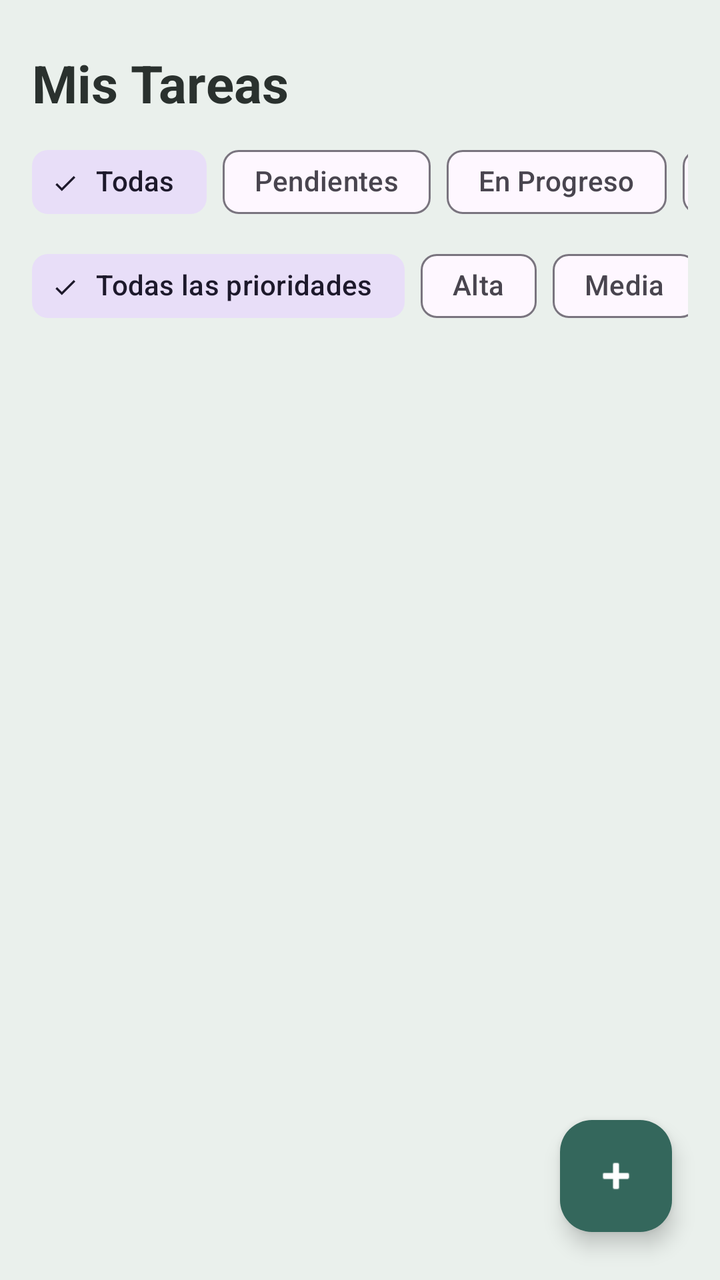
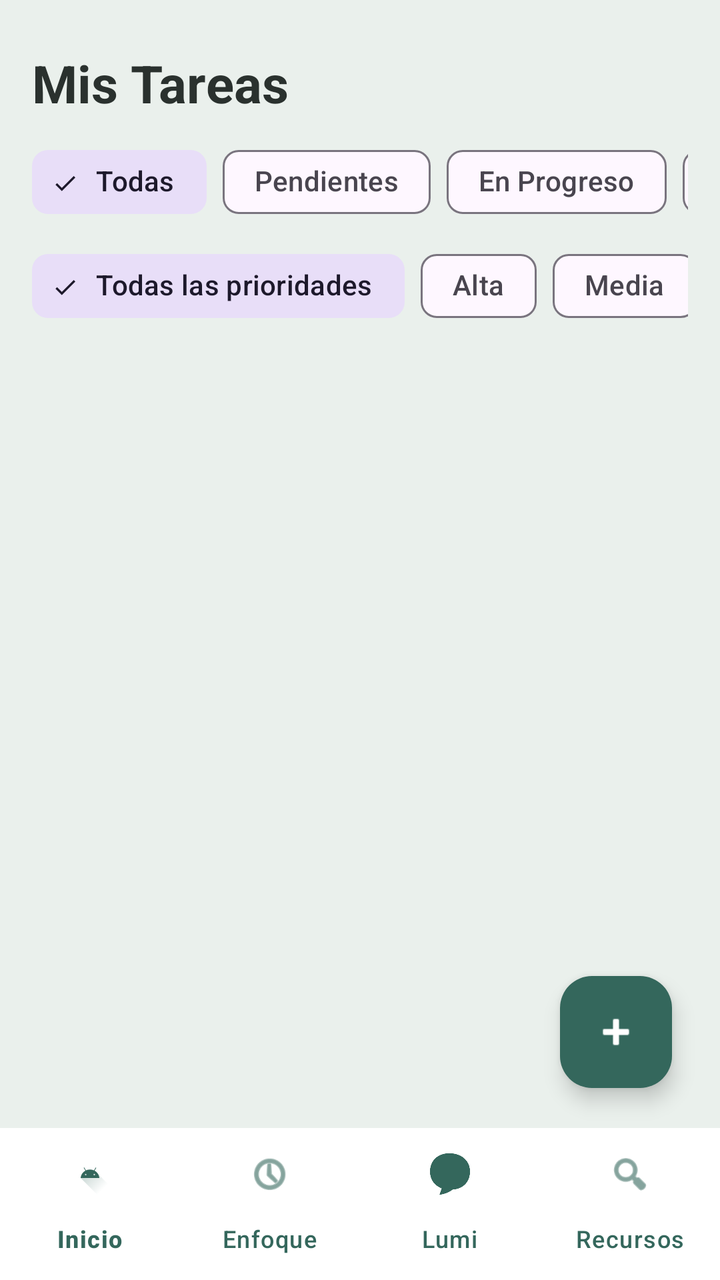

Two renders of the same Android screen: before a commit and after it. Below are the layout's source before the change and the commit's diff.
<!-- AndroidManifest.xml: application theme Theme.Clarity -->
<!-- res/layout/activity_tareas.xml -->
<?xml version="1.0" encoding="utf-8"?>
<androidx.coordinatorlayout.widget.CoordinatorLayout
    xmlns:android="http://schemas.android.com/apk/res/android"
    xmlns:app="http://schemas.android.com/apk/res-auto"
    android:layout_width="match_parent"
    android:layout_height="match_parent"
    android:background="@color/fondo_app">

    <LinearLayout
        android:layout_width="match_parent"
        android:layout_height="match_parent"
        android:orientation="vertical">

        

    <TextView
        android:id="@+id/tvHeaderTareas"
        android:layout_width="match_parent"
        android:layout_height="wrap_content"
        android:paddingHorizontal="16dp"
        android:paddingTop="24dp"
        android:paddingBottom="8dp"
        android:text="Mis Tareas"
        android:textColor="@color/gris_texto"
        android:textSize="26sp"
        android:textStyle="bold" />

    
    <HorizontalScrollView
        android:layout_width="match_parent"
        android:layout_height="wrap_content"
        android:scrollbars="none"
        android:paddingHorizontal="16dp"
        android:layout_marginBottom="4dp">

        <com.google.android.material.chip.ChipGroup
            android:id="@+id/chipGroupEstado"
            android:layout_width="wrap_content"
            android:layout_height="wrap_content"
            app:singleSelection="true">

        <com.google.android.material.chip.Chip
            android:id="@+id/chipEstadoTodas"
            style="@style/Widget.Material3.Chip.Filter"
            android:layout_width="wrap_content"
            android:layout_height="wrap_content"
            android:checked="true"
            android:text="Todas" />

        <com.google.android.material.chip.Chip
            android:id="@+id/chipEstadoPendiente"
            style="@style/Widget.Material3.Chip.Filter"
            android:layout_width="wrap_content"
            android:layout_height="wrap_content"
            android:text="Pendientes" />

            <com.google.android.material.chip.Chip
                android:id="@+id/chipEstadoEnProgreso"
                style="@style/Widget.Material3.Chip.Filter"
                android:layout_width="wrap_content"
                android:layout_height="wrap_content"
                android:text="En Progreso" />

            <com.google.android.material.chip.Chip
                android:id="@+id/chipEstadoCompletada"
                style="@style/Widget.Material3.Chip.Filter"
                android:layout_width="wrap_content"
                android:layout_height="wrap_content"
                android:text="Completadas" />

        </com.google.android.material.chip.ChipGroup>
    </HorizontalScrollView>


            <HorizontalScrollView
                android:layout_width="match_parent"
                android:layout_height="wrap_content"
                android:scrollbars="none"
                android:paddingHorizontal="16dp"
                android:layout_marginBottom="8dp">

               <com.google.android.material.chip.ChipGroup
                   android:id="@+id/chipGroupPrioridad"
                   android:layout_width="wrap_content"
                   android:layout_height="wrap_content"
                   app:singleSelection="true">

                <com.google.android.material.chip.Chip
                    android:id="@+id/chipPrioridadTodas"
                    style="@style/Widget.Material3.Chip.Filter"
                    android:layout_width="wrap_content"
                    android:layout_height="wrap_content"
                    android:checked="true"
                    android:text="Todas las prioridades" />

               <com.google.android.material.chip.Chip
                       android:id="@+id/chipPrioridadAlta"
                       style="@style/Widget.Material3.Chip.Filter"
                       android:layout_width="wrap_content"
                       android:layout_height="wrap_content"
                       android:text="Alta" />

                <com.google.android.material.chip.Chip
                    android:id="@+id/chipPrioridadMedia"
                    style="@style/Widget.Material3.Chip.Filter"
                    android:layout_width="wrap_content"
                    android:layout_height="wrap_content"
                    android:text="Media" />

                <com.google.android.material.chip.Chip
                    android:id="@+id/chipPrioridadBaja"
                    style="@style/Widget.Material3.Chip.Filter"
                    android:layout_width="wrap_content"
                    android:layout_height="wrap_content"
                    android:text="Baja" />
               </com.google.android.material.chip.ChipGroup>
            </HorizontalScrollView>

            
            <androidx.recyclerview.widget.RecyclerView
                android:id="@+id/rvTareas"
                android:layout_width="match_parent"
                android:layout_height="0dp"
                android:layout_weight="1"
                android:clipToPadding="false"
                android:paddingBottom="80dp" />
            
            <TextView
                android:id="@+id/tvSinTareas"
                android:layout_width="match_parent"
                android:layout_height="0dp"
                android:layout_weight="1"
                android:gravity="center"
                android:padding="32dp"
                android:text="No tenes tareas en esta categoria.\n ¡Toca el boton + para crear una!"
                android:textColor="@color/gris_texto"
                android:textSize="16sp"
                android:visibility="gone" />

        </LinearLayout>

    <com.google.android.material.floatingactionbutton.FloatingActionButton
        android:id="@+id/fabAgregarTarea"
        android:layout_width="wrap_content"
        android:layout_height="wrap_content"
        android:layout_gravity="bottom|end"
        android:layout_margin="24dp"
        android:contentDescription="Nueva tarea"
        android:src="@android:drawable/ic_input_add"
        app:backgroundTint="@color/verde_principal"
        app:tint="@color/blanco_superficie" />

</androidx.coordinatorlayout.widget.CoordinatorLayout>
<!-- resources referenced by this layout -->
<resources>
  <color name="blanco_superficie">#FFFFFF</color>
  <color name="fondo_app">#EAF0EC</color>
  <color name="gris_texto">#2A312E</color>
  <color name="verde_principal">#34675C</color>
  <style name="Theme.Clarity" parent="Base.Theme.Clarity" />
  <style name="Base.Theme.Clarity" parent="Theme.Material3.DayNight.NoActionBar">
          
          
      </style>
</resources>

<!-- the commit's change to res/layout/activity_tareas.xml (unified diff, before → after) -->
@@ -6,105 +6,135 @@
     android:layout_height="match_parent"
     android:background="@color/fondo_app">
 
+    
+
     <LinearLayout
         android:layout_width="match_parent"
         android:layout_height="match_parent"
+        android:layout_marginBottom="76dp"
         android:orientation="vertical">
 
         
 
-    <TextView
-        android:id="@+id/tvHeaderTareas"
-        android:layout_width="match_parent"
-        android:layout_height="wrap_content"
-        android:paddingHorizontal="16dp"
-        android:paddingTop="24dp"
-        android:paddingBottom="8dp"
-        android:text="Mis Tareas"
-        android:textColor="@color/gris_texto"
-        android:textSize="26sp"
-        android:textStyle="bold" />
-
-    
-    <HorizontalScrollView
-        android:layout_width="match_parent"
-        android:layout_height="wrap_content"
-        android:scrollbars="none"
-        android:paddingHorizontal="16dp"
-        android:layout_marginBottom="4dp">
-
-        <com.google.android.material.chip.ChipGroup
-            android:id="@+id/chipGroupEstado"
-            android:layout_width="wrap_content"
+        <TextView
+            android:id="@+id/tvHeaderTareas"
+            android:layout_width="match_parent"
             android:layout_height="wrap_content"
-            app:singleSelection="true">
-
-        <com.google.android.material.chip.Chip
-            android:id="@+id/chipEstadoTodas"
-            style="@style/Widget.Material3.Chip.Filter"
-            android:layout_width="wrap_content"
+            android:paddingStart="16dp"
+            android:paddingTop="24dp"
+            android:paddingEnd="16dp"
+            android:paddingBottom="8dp"
+            android:text="Mis Tareas"
+            android:textColor="@color/gris_texto"
+            android:textSize="26sp"
+            android:textStyle="bold" />
+
+        
+
+        <HorizontalScrollView
+            android:id="@+id/scrollEstado"
+            android:layout_width="match_parent"
             android:layout_height="wrap_content"
-            android:checked="true"
-            android:text="Todas" />
-
-        <com.google.android.material.chip.Chip
-            android:id="@+id/chipEstadoPendiente"
-            style="@style/Widget.Material3.Chip.Filter"
-            android:layout_width="wrap_content"
-            android:layout_height="wrap_content"
-            android:text="Pendientes" />
-
-            <com.google.android.material.chip.Chip
-                android:id="@+id/chipEstadoEnProgreso"
-                style="@style/Widget.Material3.Chip.Filter"
+            android:layout_marginBottom="4dp"
+            android:fillViewport="false"
+            android:overScrollMode="never"
+            android:paddingStart="16dp"
+            android:paddingEnd="16dp"
+            android:scrollbars="none">
+
+            <com.google.android.material.chip.ChipGroup
+                android:id="@+id/chipGroupEstado"
                 android:layout_width="wrap_content"
                 android:layout_height="wrap_content"
-                android:text="En Progreso" />
-
-            <com.google.android.material.chip.Chip
-                android:id="@+id/chipEstadoCompletada"
-                style="@style/Widget.Material3.Chip.Filter"
+                android:paddingEnd="16dp"
+                app:chipSpacingHorizontal="8dp"
+                app:selectionRequired="true"
+                app:singleLine="true"
+                app:singleSelection="true">
+
+                <com.google.android.material.chip.Chip
+                    android:id="@+id/chipEstadoTodas"
+                    style="@style/Widget.Material3.Chip.Filter"
+                    android:layout_width="wrap_content"
+                    android:layout_height="wrap_content"
+                    android:checkable="true"
+                    android:checked="true"
+                    android:text="Todas" />
+
+                <com.google.android.material.chip.Chip
+                    android:id="@+id/chipEstadoPendiente"
+                    style="@style/Widget.Material3.Chip.Filter"
+                    android:layout_width="wrap_content"
+                    android:layout_height="wrap_content"
+                    android:checkable="true"
+                    android:text="Pendientes" />
+
+                <com.google.android.material.chip.Chip
+                    android:id="@+id/chipEstadoEnProgreso"
+                    style="@style/Widget.Material3.Chip.Filter"
+                    android:layout_width="wrap_content"
+                    android:layout_height="wrap_content"
+                    android:checkable="true"
+                    android:text="En Progreso" />
+
+                <com.google.android.material.chip.Chip
+                    android:id="@+id/chipEstadoCompletada"
+                    style="@style/Widget.Material3.Chip.Filter"
+                    android:layout_width="wrap_content"
+                    android:layout_height="wrap_content"
+                    android:checkable="true"
+                    android:text="Completadas" />
+
+            </com.google.android.material.chip.ChipGroup>
+
+        </HorizontalScrollView>
+
+        
+
+        <HorizontalScrollView
+            android:id="@+id/scrollPrioridad"
+            android:layout_width="match_parent"
+            android:layout_height="wrap_content"
+            android:layout_marginBottom="8dp"
+            android:fillViewport="false"
+            android:overScrollMode="never"
+            android:paddingStart="16dp"
+            android:paddingEnd="16dp"
+            android:scrollbars="none">
+
+            <com.google.android.material.chip.ChipGroup
+                android:id="@+id/chipGroupPrioridad"
                 android:layout_width="wrap_content"
                 android:layout_height="wrap_content"
-                android:text="Completadas" />
-
-        </com.google.android.material.chip.ChipGroup>
-    </HorizontalScrollView>
-
-
-            <HorizontalScrollView
-                android:layout_width="match_parent"
-                android:layout_height="wrap_content"
-                android:scrollbars="none"
-                android:paddingHorizontal="16dp"
-                android:layout_marginBottom="8dp">
-
-               <com.google.android.material.chip.ChipGroup
-                   android:id="@+id/chipGroupPrioridad"
-                   android:layout_width="wrap_content"
-                   android:layout_height="wrap_content"
-                   app:singleSelection="true">
+                android:paddingEnd="16dp"
+                app:chipSpacingHorizontal="8dp"
+                app:selectionRequired="true"
+                app:singleLine="true"
+                app:singleSelection="true">
 
                 <com.google.android.material.chip.Chip
                     android:id="@+id/chipPrioridadTodas"
                     style="@style/Widget.Material3.Chip.Filter"
                     android:layout_width="wrap_content"
                     android:layout_height="wrap_content"
+                    android:checkable="true"
                     android:checked="true"
                     android:text="Todas las prioridades" />
 
-               <com.google.android.material.chip.Chip
-                       android:id="@+id/chipPrioridadAlta"
-                       style="@style/Widget.Material3.Chip.Filter"
-                       android:layout_width="wrap_content"
-                       android:layout_height="wrap_content"
-                       android:text="Alta" />
+                <com.google.android.material.chip.Chip
+                    android:id="@+id/chipPrioridadAlta"
+                    style="@style/Widget.Material3.Chip.Filter"
+                    android:layout_width="wrap_content"
+                    android:layout_height="wrap_content"
+                    android:checkable="true"
+                    android:text="Alta" />
 
                 <com.google.android.material.chip.Chip
                     android:id="@+id/chipPrioridadMedia"
                     style="@style/Widget.Material3.Chip.Filter"
                     android:layout_width="wrap_content"
                     android:layout_height="wrap_content"
+                    android:checkable="true"
                     android:text="Media" />
 
                 <com.google.android.material.chip.Chip
@@ -112,42 +142,73 @@
                     style="@style/Widget.Material3.Chip.Filter"
                     android:layout_width="wrap_content"
                     android:layout_height="wrap_content"
+                    android:checkable="true"
                     android:text="Baja" />
-               </com.google.android.material.chip.ChipGroup>
-            </HorizontalScrollView>
-
-            
+
+            </com.google.android.material.chip.ChipGroup>
+
+        </HorizontalScrollView>
+
+        
+
+        <FrameLayout
+            android:layout_width="match_parent"
+            android:layout_height="0dp"
+            android:layout_weight="1">
+
             <androidx.recyclerview.widget.RecyclerView
                 android:id="@+id/rvTareas"
                 android:layout_width="match_parent"
-                android:layout_height="0dp"
-                android:layout_weight="1"
+                android:layout_height="match_parent"
                 android:clipToPadding="false"
-                android:paddingBottom="80dp" />
-            
+                android:paddingStart="16dp"
+                android:paddingTop="8dp"
+                android:paddingEnd="16dp"
+                android:paddingBottom="100dp" />
+
             <TextView
                 android:id="@+id/tvSinTareas"
                 android:layout_width="match_parent"
-                android:layout_height="0dp"
-                android:layout_weight="1"
+                android:layout_height="match_parent"
                 android:gravity="center"
                 android:padding="32dp"
-                android:text="No tenes tareas en esta categoria.\n ¡Toca el boton + para crear una!"
+                android:text="No tenés tareas en esta categoría.&#10;¡Tocá el botón + para crear una!"
                 android:textColor="@color/gris_texto"
                 android:textSize="16sp"
                 android:visibility="gone" />
 
-        </LinearLayout>
+        </FrameLayout>
+
+    </LinearLayout>
+
+    
 
     <com.google.android.material.floatingactionbutton.FloatingActionButton
         android:id="@+id/fabAgregarTarea"
         android:layout_width="wrap_content"
         android:layout_height="wrap_content"
         android:layout_gravity="bottom|end"
-        android:layout_margin="24dp"
+        android:layout_marginEnd="24dp"
+        android:layout_marginBottom="96dp"
         android:contentDescription="Nueva tarea"
         android:src="@android:drawable/ic_input_add"
         app:backgroundTint="@color/verde_principal"
-        app:tint="@color/blanco_superficie" />
+        app:tint="#FFFFFF" />
+
+    
+
+    <com.google.android.material.bottomnavigation.BottomNavigationView
+        android:id="@+id/bottomNavigationView"
+        android:layout_width="match_parent"
+        android:layout_height="76dp"
+        android:layout_gravity="bottom"
+        android:background="@color/blanco_superficie"
+        android:elevation="8dp"
+        app:itemHorizontalTranslationEnabled="false"
+        app:itemIconSize="22dp"
+        app:itemIconTint="@color/verde_principal"
+        app:itemTextColor="@color/verde_principal"
+        app:labelVisibilityMode="labeled"
+        app:menu="@menu/menu_bottom_navigation" />
 
 </androidx.coordinatorlayout.widget.CoordinatorLayout>
